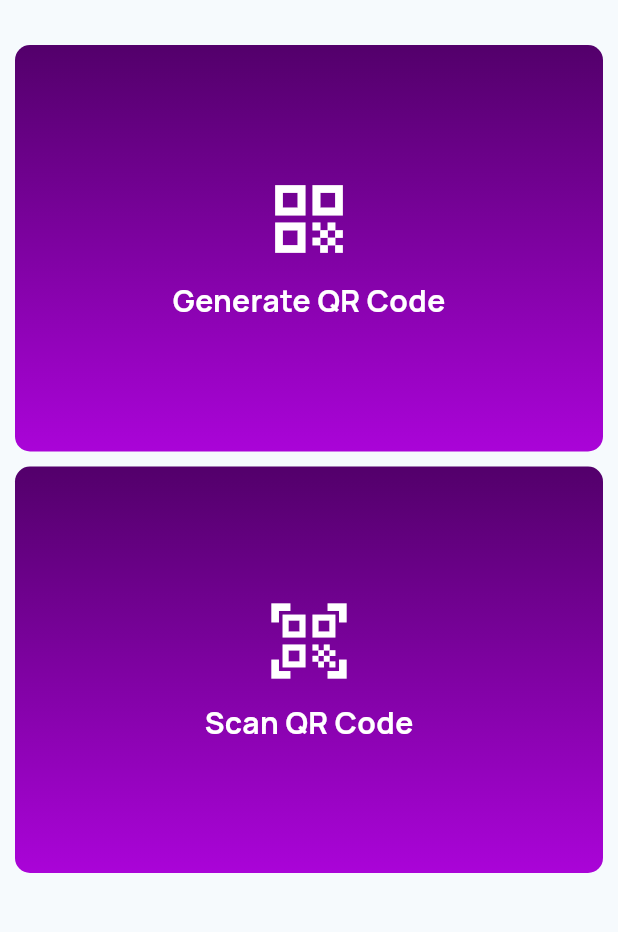
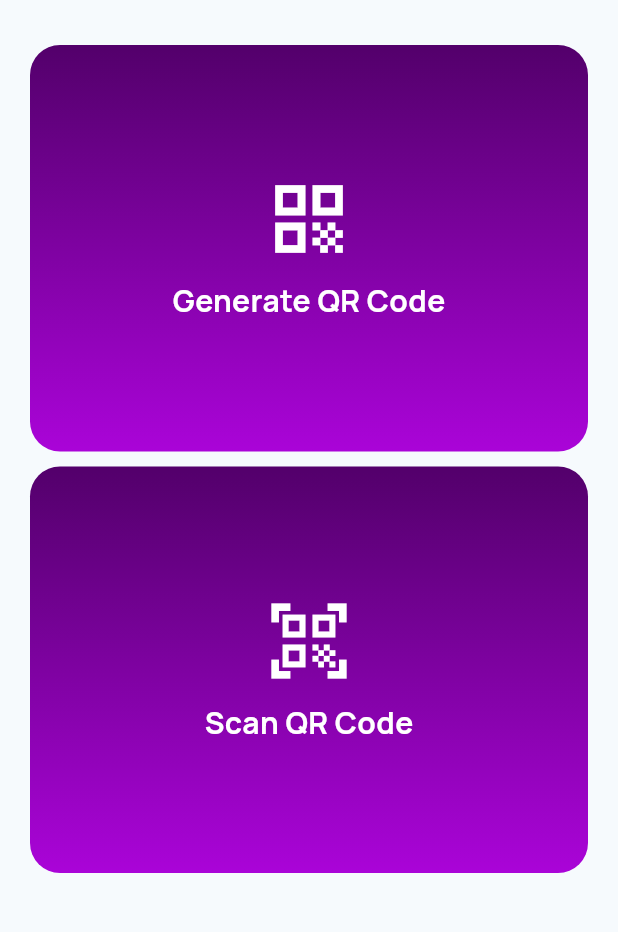
Before and after one commit to Faaizz797/ZapTag, a Flutter app: the screen it shows after launch, on a phone screen of 412 x 824 dp, the part 303-1235 px from its top. Run offline on Flutter 3.47's test engine with Material 3 defaults, Android fonts, the phone set to English and light mode, and no system bars; our stand-ins replace device_preview, pretty_qr_code, screenshot, share_plus; missing offline and left inert: mobile_scanner.

Commit message:
first commit

```diff
--- a/lib/ui/home_screen.dart
+++ b/lib/ui/home_screen.dart
@@ -136,6 +136,8 @@ class BuildSquareButton extends StatelessWidget {
   Widget build(BuildContext context) {
     return GestureDetector(
       onTap: onTap,
+      child: Padding(
+        padding: EdgeInsets.symmetric(horizontal: 10),
         child: Container(
           width: double.infinity,
           decoration: BoxDecoration(
@@ -144,7 +146,7 @@ class BuildSquareButton extends StatelessWidget {
               begin: Alignment.topCenter,
               end: Alignment.bottomCenter,
             ),
-          borderRadius: BorderRadius.circular(10),
+            borderRadius: BorderRadius.circular(20),
           ),
           child: Column(
             mainAxisAlignment: MainAxisAlignment.center,
@@ -164,6 +166,7 @@ class BuildSquareButton extends StatelessWidget {
                 ),
               ),
             ],
+          ),
         ),
       ),
     );
```
Also changed, not shown: assets/images/mockup.png, 5 other files. Lines whose indentation alone changed are shown as unchanged.
